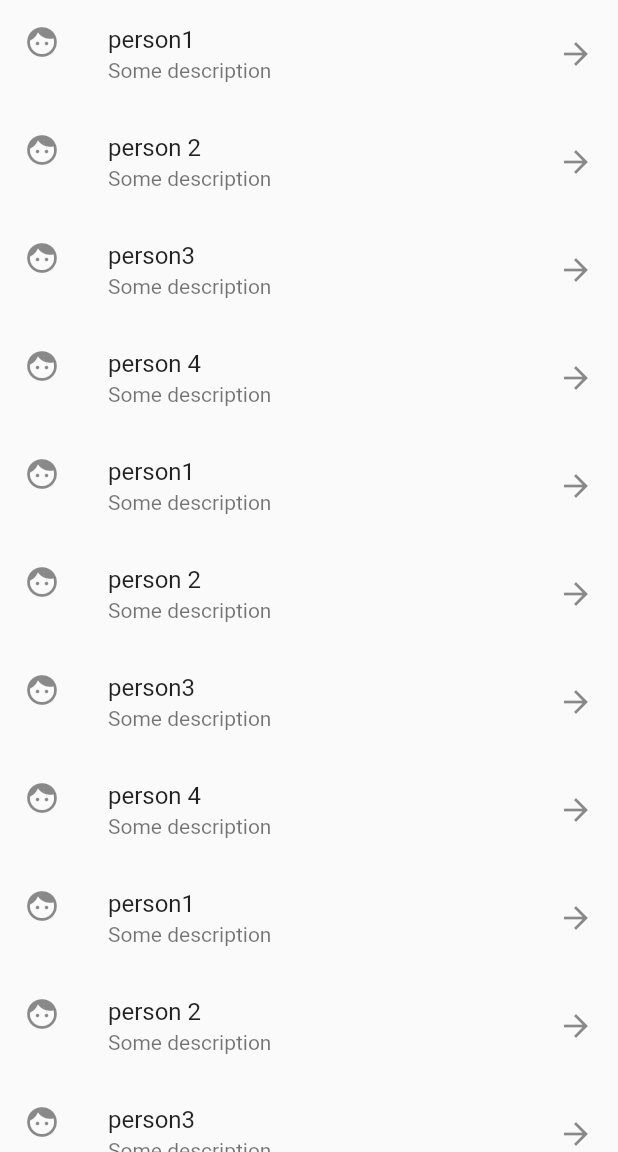
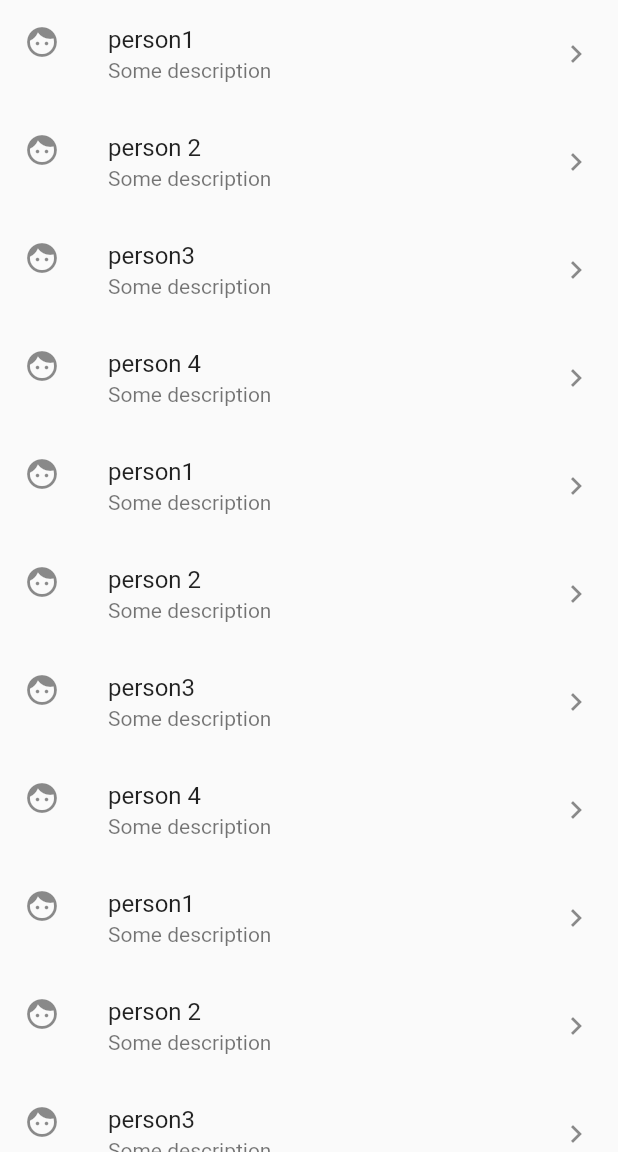
Before and after one commit to luis-carranza/contacts_flutter, a Flutter app: the screen it shows after launch, on a phone screen of 412 x 824 dp, the part 84-1236 px from its top. Run offline on Flutter 3.47's test engine with Material 2 defaults, Android fonts, the phone set to English and light mode, and no system bars.

Commit message:
Lista completa

```diff
--- a/lib/custom_list_tile.dart
+++ b/lib/custom_list_tile.dart
@@ -16,7 +16,7 @@ class CustomListTile extends StatelessWidget {
       leading: Icon(Icons.face),
       title: Text(title),
       subtitle: Text(subTitle),
-      trailing: Icon(Icons.arrow_forward),
+      trailing: Icon(Icons.keyboard_arrow_right),
       onTap: () {},
     );
   }
```
